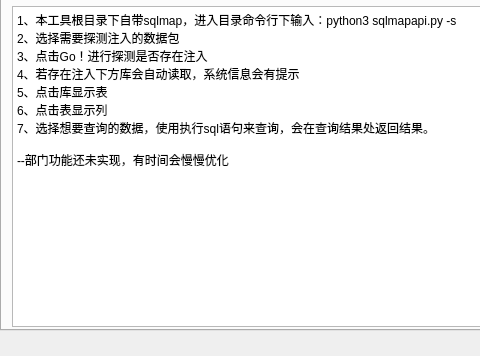
First picture: the form in weblogic_gui.ui, repository lijiaxing1997/Gr33k, before the edit; both pictures show x 0 to 480 and y 450 to 806 of the 1077 by 806 pixel window.
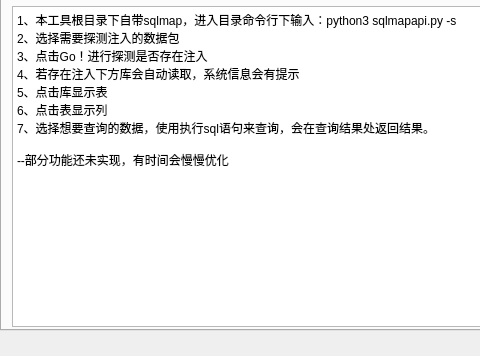
Second picture: the form after the edit.

```diff
--- a/weblogic_gui.ui
+++ b/weblogic_gui.ui
@@ -2547,7 +2547,7 @@
 6、点击表显示列
 7、选择想要查询的数据，使用执行sql语句来查询，会在查询结果处返回结果。
 
---部门功能还未实现，有时间会慢慢优化</string>
+--部分功能还未实现，有时间会慢慢优化</string>
       </property>
      </widget>
      <widget class="QListWidget" name="listWidget_sqlmap_tables">
```
